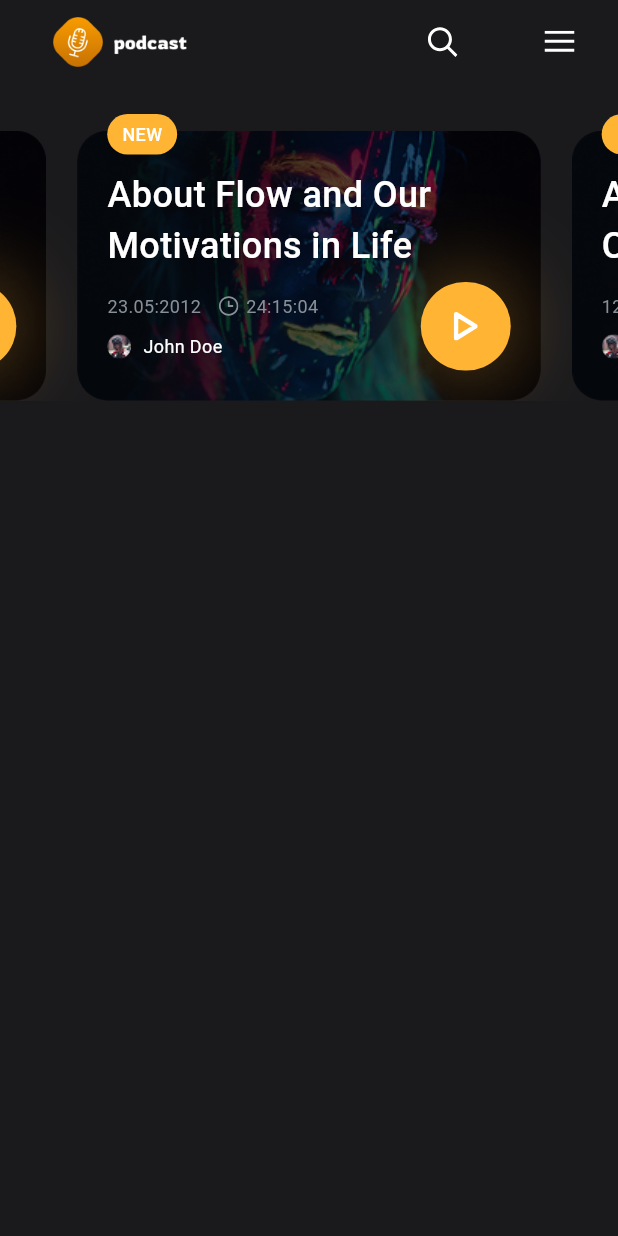
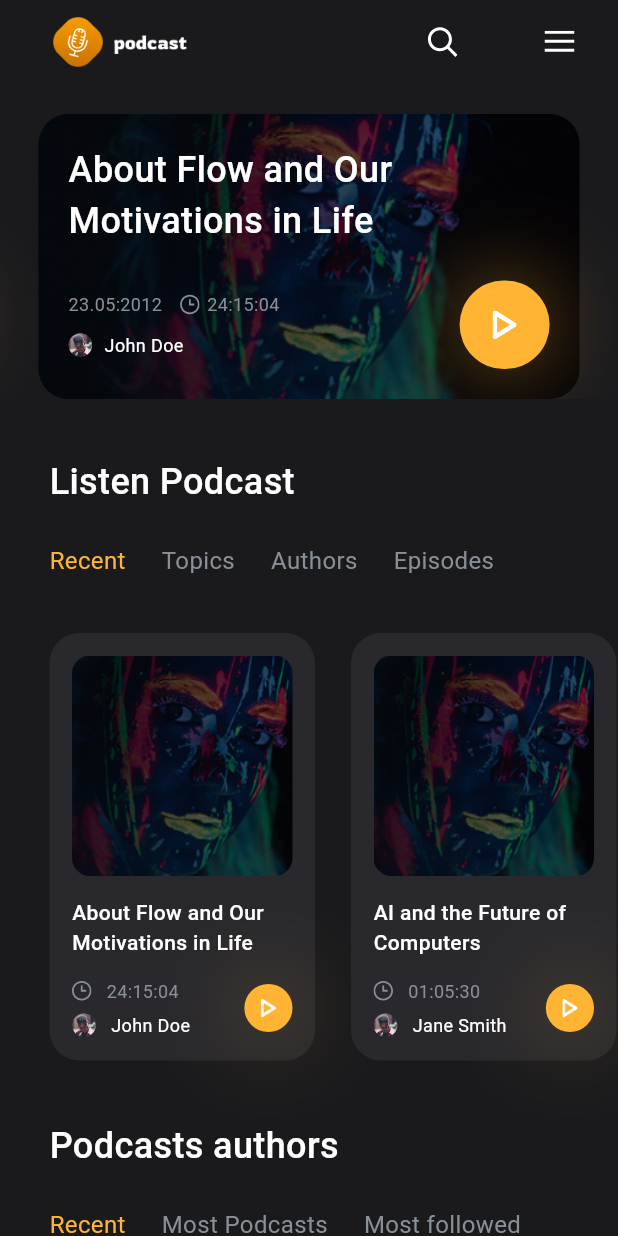
Before and after one commit to theArtistSam/Flutter-PodcastApp, a Flutter app: the screen it shows after launch, after a tap on "Login", on a phone screen of 412 x 824 dp. Run offline on Flutter 3.47's test engine with Material 3 defaults, Android fonts, the light colour scheme and no system bars; drawn by our look-alikes of carousel_slider; our stand-ins replace flutter_svg, google_fonts; missing offline and left inert: navigation_history_observer.

Commit message:
feat: Home Screen Added

```diff
--- /dev/null
+++ b/lib/screens/home/data/podcast_authors_data.dart
@@ -0,0 +1,41 @@
+import 'package:podcast/configs/app_images.dart';
+import 'package:podcast/screens/home/models/podcast_author_model.dart';
+
+List<String> authorsData = [
+  "Recent",
+  "Most Podcasts",
+  "Most followed",
+];
+
+final List<PodcastAuthorModel> podcastAuthors = [
+  PodcastAuthorModel(
+    image: AppImages.avatar,
+    author: "John Doe",
+    totalPodcasts: 7,
+    totalFollowers: 250,
+  ),
+  PodcastAuthorModel(
+    image: AppImages.avatar,
+    author: "Jane Smith",
+    totalPodcasts: 7,
+    totalFollowers: 250,
+  ),
+  PodcastAuthorModel(
+    image: AppImages.avatar,
+    author: "Elon Musk",
+    totalPodcasts: 7,
+    totalFollowers: 250,
+  ),
+  PodcastAuthorModel(
+    image: AppImages.avatar,
+    author: "Tony Robbins",
+    totalPodcasts: 7,
+    totalFollowers: 250,
+  ),
+  PodcastAuthorModel(
+    image: AppImages.avatar,
+    author: "David Attenborough",
+    totalPodcasts: 7,
+    totalFollowers: 250,
+  ),
+];
--- a/lib/screens/home/data/podcast_card_data.dart
+++ b/lib/screens/home/data/podcast_card_data.dart
@@ -33,7 +33,7 @@ final List<PodcastCardModel> podcastCardItems = [
   const PodcastCardModel(
     title: "Untold Stories from the Past",
     image: AppImages.musicBg,
-    author: "David Attenborough",
+    author: "David Lane",
     dateCreated: "30.09:2017",
     length: "01:30:15",
   ),
--- /dev/null
+++ b/lib/screens/home/data/podcast_data.dart
@@ -0,0 +1,6 @@
+List<String> podcastItems = [
+  "Recent",
+  "Topics",
+  "Authors",
+  "Episodes",
+];
--- a/lib/screens/home/home.dart
+++ b/lib/screens/home/home.dart
@@ -5,11 +5,19 @@ import 'package:podcast/configs/app_icons.dart';
 import 'package:podcast/configs/app_images.dart';
 import 'package:podcast/configs/app_theme.dart';
 import 'package:podcast/configs/app_typography.dart';
+import 'package:podcast/screens/home/data/podcast_authors_data.dart';
 import 'package:podcast/screens/home/data/podcast_card_data.dart';
+import 'package:podcast/screens/home/data/podcast_data.dart';
+import 'package:podcast/screens/home/models/podcast_author_model.dart';
 import 'package:podcast/screens/home/models/podcast_card_model.dart';
 import 'package:podcast/widgets/app_icon_button.dart';
+
 part 'widgets/_body.dart';
+part 'widgets/_appbar.dart';
 part 'widgets/_podcast_card.dart';
+part 'widgets/_podcast_tile.dart';
+part 'widgets/_tab_listview.dart';
+part 'widgets/_podcast_author_tile.dart';
 
 class HomeScreen extends StatelessWidget {
   const HomeScreen({super.key});
--- /dev/null
+++ b/lib/screens/home/models/podcast_author_model.dart
@@ -0,0 +1,13 @@
+class PodcastAuthorModel {
+  final String image;
+  final String author;
+  final int totalPodcasts;
+  final int totalFollowers;
+
+  PodcastAuthorModel({
+    required this.image,
+    required this.author,
+    required this.totalPodcasts,
+    required this.totalFollowers,
+  });
+}
--- a/lib/screens/home/models/podcast_card_model.dart
+++ b/lib/screens/home/models/podcast_card_model.dart
@@ -9,7 +9,7 @@ class PodcastCardModel {
     required this.title,
     required this.image,
     required this.author,
-    required this.dateCreated,
+    this.dateCreated = "23.05.2019",
     required this.length,
   });
 }
--- /dev/null
+++ b/lib/screens/home/widgets/_appbar.dart
@@ -0,0 +1,34 @@
+part of '../home.dart';
+
+class _Appbar extends StatelessWidget implements PreferredSizeWidget {
+  @override
+  Widget build(BuildContext context) {
+    return AppBar(
+      elevation: 0,
+      backgroundColor: AppTheme.background, // Customize color
+      automaticallyImplyLeading: false,
+      title: Padding(
+        padding: const EdgeInsets.only(left: 15.0),
+        child: Image.asset(
+          AppImages.appLogo,
+          height: 42,
+        ),
+      ),
+      actions: [
+        IconButton(
+          icon: SvgPicture.asset(AppIcons.search),
+          onPressed: () {},
+        ),
+        const SizedBox(width: 30),
+        IconButton(
+          icon: SvgPicture.asset(AppIcons.menu),
+          onPressed: () {},
+        ),
+        const SizedBox(width: 15),
+      ],
+    );
+  }
+
+  @override
+  Size get preferredSize => const Size.fromHeight(kToolbarHeight);
+}
--- a/lib/screens/home/widgets/_body.dart
+++ b/lib/screens/home/widgets/_body.dart
@@ -1,63 +1,39 @@
 part of '../home.dart';
 
-class _Body extends StatelessWidget {
+class _Body extends StatefulWidget {
   const _Body();
 
+  @override
+  State<_Body> createState() => _BodyState();
+}
+
+class _BodyState extends State<_Body> {
+  int itemsIndex = 0;
+  int authorsIndex = 0;
   @override
   Widget build(BuildContext context) {
     return Scaffold(
       backgroundColor: AppTheme.background,
-      appBar: AppBar(
-        elevation: 0,
-        backgroundColor: AppTheme.background, // Customize color
-        automaticallyImplyLeading: false,
-        title: Padding(
-          padding: const EdgeInsets.only(left: 15.0),
-          child: Image.asset(
-            AppImages.appLogo,
-            height: 42,
-          ),
-        ),
-        actions: [
-          IconButton(
-            icon: SvgPicture.asset(
-              AppIcons.search,
-            ), // Change to desired icon
-            onPressed: () {},
-          ),
-          const SizedBox(
-            width: 30,
-          ),
-          IconButton(
-            icon: SvgPicture.asset(
-              AppIcons.menu,
-            ), // Change to desired icon
-            onPressed: () {},
-          ),
-          const SizedBox(
-            width: 15,
-          )
-        ],
-      ),
-      body: Column(
+      appBar: _Appbar(),
+      body: SingleChildScrollView(
+        child: Column(
+          crossAxisAlignment: CrossAxisAlignment.start,
           children: [
             const SizedBox(
               height: 20,
             ),
             CarouselSlider(
               options: CarouselOptions(
-              height: 191,
+                height: 190,
                 autoPlay: true,
-              // enlargeCenterPage: true,
-              viewportFraction: .8,
+                enlargeCenterPage: true,
+                viewportFraction: .9,
               ),
               items: podcastCardItems.map((item) {
                 return Builder(
                   builder: (BuildContext context) {
                     return Padding(
-                    padding: const EdgeInsets.symmetric(
-                      horizontal: 5.0,
-                    ),
+                      padding: const EdgeInsets.symmetric(horizontal: 5.0),
                       child: _PodcastCard(
                         title: item.title,
                         image: item.image,
@@ -69,8 +45,90 @@ class _Body extends StatelessWidget {
                   },
                 );
               }).toList(),
+            ),
+            const SizedBox(height: 38),
+            Padding(
+              padding: const EdgeInsets.symmetric(horizontal: 33),
+              child: Text(
+                "Listen Podcast",
+                style: AppTypography.h2m(),
+              ),
+            ),
+            const SizedBox(height: 24),
+            _TablistView(
+              items: podcastItems,
+              onPressed: (index) {
+                setState(() {
+                  itemsIndex = index;
+                });
+              },
+              selectedIndex: itemsIndex,
+            ),
+            SizedBox(
+              height: 365,
+              child: ListView.separated(
+                padding: const EdgeInsets.symmetric(
+                  horizontal: 33,
+                  vertical: 40,
+                ),
+                scrollDirection: Axis.horizontal,
+                itemBuilder: (context, index) {
+                  final PodcastCardModel item = podcastCardItems[index];
+                  return _PodcastTile(
+                    title: item.title,
+                    image: item.image,
+                    author: item.author,
+                    length: item.length,
+                  );
+                },
+                separatorBuilder: (context, index) {
+                  return const SizedBox(width: 24);
+                },
+                itemCount: 5,
+              ),
+            ),
+            Padding(
+              padding: const EdgeInsets.symmetric(horizontal: 33),
+              child: Text(
+                "Podcasts authors",
+                style: AppTypography.h2m(),
+              ),
+            ),
+            const SizedBox(height: 24),
+            _TablistView(
+              items: authorsData,
+              onPressed: (index) {
+                setState(() {
+                  authorsIndex = index;
+                });
+              },
+              selectedIndex: authorsIndex,
+            ),
+            SizedBox(
+              height: 208,
+              child: ListView.separated(
+                padding: const EdgeInsets.symmetric(
+                  horizontal: 33,
+                  vertical: 40,
+                ),
+                scrollDirection: Axis.horizontal,
+                itemBuilder: (context, index) {
+                  final PodcastAuthorModel author = podcastAuthors[index];
+                  return _PodcastAuthorTile(
+                    image: author.image,
+                    author: author.author,
+                    totalPodcasts: author.totalPodcasts,
+                    totalFollowers: author.totalFollowers,
+                  );
+                },
+                separatorBuilder: (context, index) {
+                  return const SizedBox(width: 15);
+                },
+                itemCount: podcastAuthors.length,
+              ),
             )
           ],
+        ),
       ),
     );
   }
--- /dev/null
+++ b/lib/screens/home/widgets/_podcast_author_tile.dart
@@ -0,0 +1,51 @@
+part of '../home.dart';
+
+class _PodcastAuthorTile extends StatelessWidget {
+  final String image;
+  final String author;
+  final int totalPodcasts;
+  final int totalFollowers;
+
+  const _PodcastAuthorTile({
+    required this.image,
+    required this.author,
+    required this.totalPodcasts,
+    required this.totalFollowers,
+  });
+
+  @override
+  Widget build(BuildContext context) {
+    return Container(
+      width: 122,
+      decoration: BoxDecoration(
+        color: AppTheme.accent,
+        borderRadius: BorderRadius.circular(20),
+      ),
+      child: Padding(
+        padding: const EdgeInsets.symmetric(vertical: 15.0),
+        child: Column(
+          children: [
+            ClipOval(
+              child: Image.asset(
+                image,
+                height: 64,
+                width: 64,
+                fit: BoxFit.cover,
+              ),
+            ),
+            Text(
+              author,
+              style: AppTypography.l1(),
+            ),
+            Text(
+              "Podcasts: $totalPodcasts $totalFollowers",
+              style: AppTypography.l1(
+                color: AppTheme.textGrey,
+              ),
+            )
+          ],
+        ),
+      ),
+    );
+  }
+}
--- a/lib/screens/home/widgets/_podcast_card.dart
+++ b/lib/screens/home/widgets/_podcast_card.dart
@@ -18,42 +18,23 @@ class _PodcastCard extends StatelessWidget {
   @override
   Widget build(BuildContext context) {
     return SizedBox(
-      height: 191,
-      width: 309,
+      width: double.infinity,
       child: Stack(
         children: [
-          Positioned(
-            bottom: 0,
-            child: ClipRRect(
-              borderRadius: BorderRadius.circular(20),
-              child: Image.asset(
-                image,
-                fit: BoxFit.cover,
-              ),
+          ClipRRect(
+            borderRadius: BorderRadius.circular(20),
+            child: Image.asset(
+              image,
+              height: 190,
+              width: double.infinity,
+              fit: BoxFit.cover,
             ),
           ),
           Padding(
-            padding: const EdgeInsets.fromLTRB(20, 0, 20, 20),
+            padding: const EdgeInsets.all(20),
             child: Column(
               crossAxisAlignment: CrossAxisAlignment.start,
               children: [
-                Container(
-                  decoration: BoxDecoration(
-                    color: AppTheme.orange,
-                    borderRadius: BorderRadius.circular(15),
-                  ),
-                  child: Padding(
-                    padding: const EdgeInsets.symmetric(
-                      horizontal: 10,
-                      vertical: 5,
-                    ),
-                    child: Text(
-                      "NEW",
-                      style: AppTypography.l1m(),
-                    ),
-                  ),
-                ),
-                const SizedBox(height: 10),
                 Text(
                   title,
                   style: AppTypography.h2m(),
@@ -97,7 +78,10 @@ class _PodcastCard extends StatelessWidget {
                         Row(
                           children: [
                             ClipOval(
-                              child: Image.asset(AppImages.avatar),
+                              child: Image.asset(
+                                AppImages.avatar,
+                                height: 16,
+                              ),
                             ),
                             const SizedBox(width: 8),
                             Text(
--- /dev/null
+++ b/lib/screens/home/widgets/_podcast_tile.dart
@@ -0,0 +1,94 @@
+part of '../home.dart';
+
+class _PodcastTile extends StatelessWidget {
+  final String title;
+  final String image;
+  final String author;
+  final String length;
+  const _PodcastTile({
+    required this.title,
+    required this.image,
+    required this.author,
+    required this.length,
+  });
+
+  @override
+  Widget build(BuildContext context) {
+    return Container(
+      width: 177,
+      decoration: BoxDecoration(
+        color: AppTheme.accent,
+        borderRadius: BorderRadius.circular(20),
+      ),
+      child: Padding(
+        padding: const EdgeInsets.all(15.0),
+        child: Column(
+          children: [
+            ClipRRect(
+              borderRadius: BorderRadius.circular(12),
+              child: Image.asset(
+                image,
+                height: 147,
+                fit: BoxFit.cover,
+              ),
+            ),
+            Padding(
+              padding: const EdgeInsets.symmetric(vertical: 14.0),
+              child: Text(
+                title,
+                style: AppTypography.b2m(),
+              ),
+            ),
+            Row(
+              mainAxisAlignment: MainAxisAlignment.spaceBetween,
+              children: [
+                Column(
+                  crossAxisAlignment: CrossAxisAlignment.start,
+                  children: [
+                    Row(
+                      children: [
+                        SvgPicture.asset(
+                          AppIcons.clock,
+                        ),
+                        const SizedBox(width: 10),
+                        Text(
+                          length,
+                          style: AppTypography.l1(
+                            color: AppTheme.textGrey,
+                          ),
+                        )
+                      ],
+                    ),
+                    const SizedBox(height: 6),
+                    Row(
+                      children: [
+                        ClipOval(
+                          child: Image.asset(
+                            AppImages.avatar,
+                            height: 16,
+                          ),
+                        ),
+                        const SizedBox(width: 10),
+                        Text(
+                          author,
+                          style: AppTypography.l1(),
+                        )
+                      ],
+                    )
+                  ],
+                ),
+                AppIconButton(
+                  pV: 10,
+                  pH: 11,
+                  iH: 12,
+                  icon: AppIcons.play,
+                  onTap: () {},
+                )
+              ],
+            )
+          ],
+        ),
+      ),
+    );
+  }
+}
--- /dev/null
+++ b/lib/screens/home/widgets/_tab_listview.dart
@@ -0,0 +1,40 @@
+part of '../home.dart';
+
+class _TablistView extends StatelessWidget {
+  final Function(int index) onPressed;
+  final List<String> items;
+  final int selectedIndex;
+  const _TablistView({
+    required this.items,
+    required this.onPressed,
+    required this.selectedIndex,
+  });
+
+  @override
+  Widget build(BuildContext context) {
+    return SizedBox(
+      height: 20,
+      child: ListView.separated(
+        scrollDirection: Axis.horizontal,
+        padding: const EdgeInsets.symmetric(horizontal: 33),
+        itemCount: items.length,
+        separatorBuilder: (context, index) {
+          return const SizedBox(width: 24);
+        },
+        itemBuilder: (context, index) {
+          return GestureDetector(
+            onTap: () => onPressed(index),
+            child: Text(
+              items[index],
+              style: AppTypography.b1(
+                color: selectedIndex == index
+                    ? AppTheme.orange
+                    : AppTheme.textGrey,
+              ),
+            ),
+          );
+        },
+      ),
+    );
+  }
+}
--- a/lib/widgets/app_icon_button.dart
+++ b/lib/widgets/app_icon_button.dart
@@ -7,12 +7,14 @@ class AppIconButton extends StatelessWidget {
   final String icon;
   final double pH;
   final double pV;
+  final double iH;
   const AppIconButton({
     super.key,
     required this.icon,
     required this.onTap,
     this.pH = 22.0,
     this.pV = 20.0,
+    this.iH = 19.0,
   });
 
   @override
@@ -35,7 +37,10 @@ class AppIconButton extends StatelessWidget {
             vertical: pV,
             horizontal: pH,
           ),
-          child: SvgPicture.asset(icon),
+          child: SvgPicture.asset(
+            icon,
+            height: iH,
+          ),
         ),
       ),
     );
```
Also changed, not shown: assets/images/avatar.png. Lines whose indentation alone changed are shown as unchanged.
